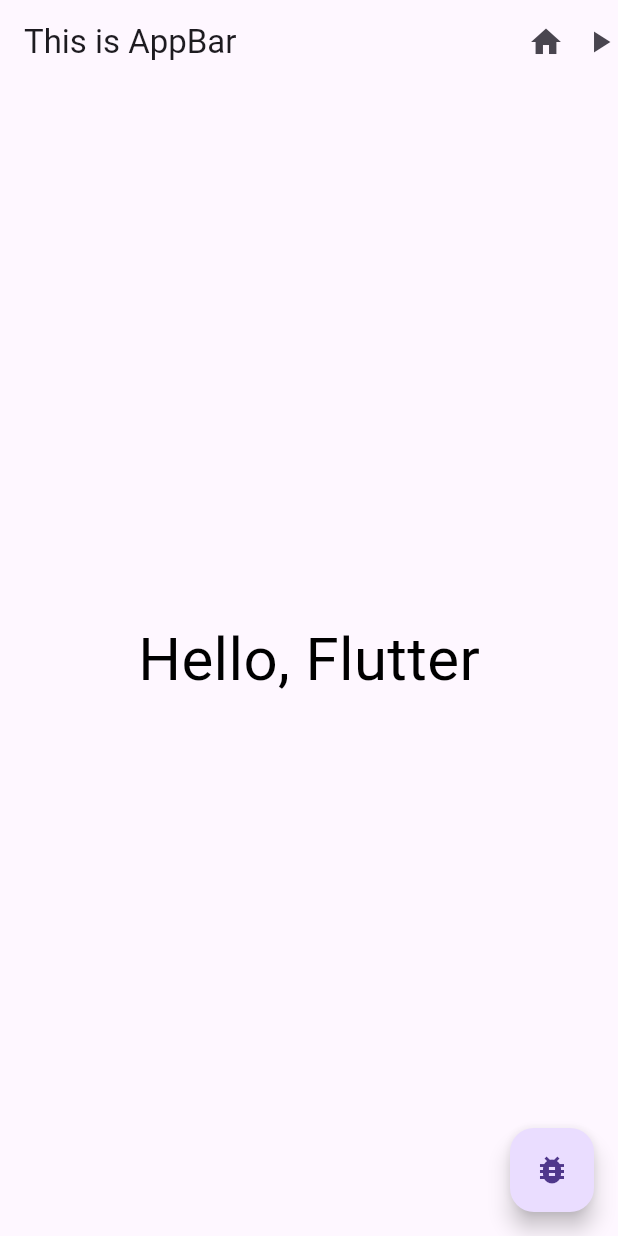
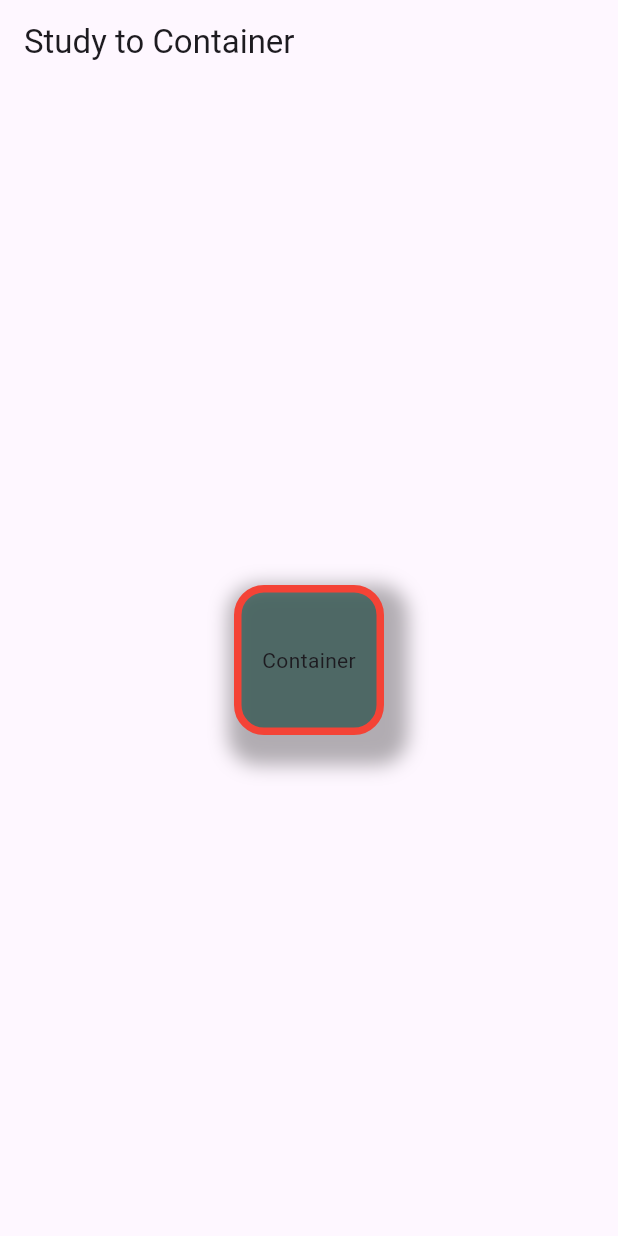
Before and after one commit to nninyeong/FlutterTest, a Flutter app: the screen it shows after launch, on a phone screen of 412 x 824 dp. Run offline on Flutter 3.47's test engine with Material 3 defaults, Android fonts, the phone set to English and light mode, and no system bars.

Commit message:
Container 연습

```diff
--- a/lib/main.dart
+++ b/lib/main.dart
@@ -3,41 +3,32 @@ import 'package:flutter/material.dart';
 void main() {
   runApp(MaterialApp(
     home: Scaffold(
-      appBar: AppBar(actions: [
-        IconButton(
-          icon: Icon(Icons.home),
-          onPressed: () {
-            print('Tab!');
-          },
-        ),
-        Icon(Icons.play_arrow)
-      ], centerTitle: false, title: Text('This is AppBar')),
-      body: TestWidget(),
-      floatingActionButton: FloatingActionButton(
-        child: Icon(Icons.bug_report),
-        onPressed: () {
-          print('FAB Tab');
-        },
-      ),
-    ),
+        appBar: AppBar(title: Text('Study to Container')),
+        body: Center(child: CustomContainer())),
   ));
 }
 
-class TestWidget extends StatelessWidget {
-  const TestWidget({super.key});
+class CustomContainer extends StatelessWidget {
+  const CustomContainer({super.key});
 
   @override
   Widget build(BuildContext context) {
-    return SafeArea(
-      child: Center(
-        child: Text(
-          'Hello, Flutter',
-          style: TextStyle(
-            fontSize: 40,
-            color: Colors.black,
-          ),
-        ),
-      ),
-    );
+    return Container(
+        width: 100,
+        height: 100,
+        decoration: BoxDecoration(
+            color: Color(0x90013429),
+            border: Border.all(
+                color: Colors.red, width: 5, style: BorderStyle.solid),
+            borderRadius: BorderRadius.circular(20),
+            boxShadow: [
+              BoxShadow(
+                color: Colors.black.withOpacity(0.3),
+                offset: Offset(6, 10),
+                blurRadius: 10,
+                spreadRadius: 10
+              )
+            ]),
+        child: Center(child: Text('Container')));
   }
 }
```
